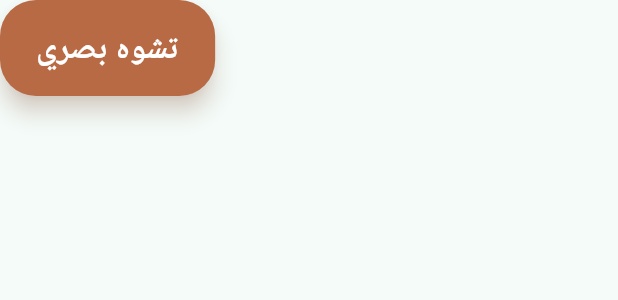
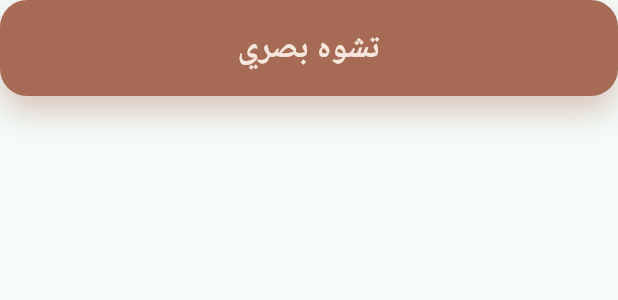
Before and after one commit to MostafaGamal84/Game, a Flutter app: the _ChoiceButton widget shown alone on an empty page, opened directly, on a phone screen of 412 x 824 dp. Shown: the top 300 px of the screen. Run offline on Flutter 3.47's test engine with Material 3 defaults, Android fonts, the phone set to English and light mode, and no system bars; our stand-ins replace audioplayers, google_fonts; Roboto replaces fonts that are missing (Tajawal).

Commit message:
style: apply tajawal font and update choice buttons

```diff
--- a/lib/screens/level_one_photo_screen.dart
+++ b/lib/screens/level_one_photo_screen.dart
@@ -33,6 +33,8 @@ class _LevelOnePhotoScreenState extends State<LevelOnePhotoScreen> {
 
   @override
   Widget build(BuildContext context) {
+    final textTheme = Theme.of(context).textTheme;
+
     return Scaffold(
       body: Stack(
         fit: StackFit.expand,
@@ -63,10 +65,10 @@ class _LevelOnePhotoScreenState extends State<LevelOnePhotoScreen> {
                       ],
                     ),
                     const SizedBox(height: 36),
-                    const Text(
+                    Text(
                       'اختر نوع الصورة',
                       textAlign: TextAlign.center,
-                      style: TextStyle(
+                      style: textTheme.displaySmall?.copyWith(
                         fontSize: 34,
                         fontWeight: FontWeight.w900,
                         color: Colors.white,
@@ -103,7 +105,8 @@ class _LevelOnePhotoScreenState extends State<LevelOnePhotoScreen> {
                         Expanded(
                           child: _ChoiceButton(
                             label: 'تشوه بصري',
-                            backgroundColor: const Color(0xFFB86A45),
+                            backgroundColor: const Color(0xFFA66B55),
+                            textColor: const Color(0xFFF7E7DC),
                             onPressed: () {},
                           ),
                         ),
@@ -111,7 +114,8 @@ class _LevelOnePhotoScreenState extends State<LevelOnePhotoScreen> {
                         Expanded(
                           child: _ChoiceButton(
                             label: 'منظر حضاري',
-                            backgroundColor: const Color(0xFF00695C),
+                            backgroundColor: const Color(0xFF1E6F5C),
+                            textColor: const Color(0xFFEAF5EE),
                             onPressed: () {},
                           ),
                         ),
@@ -163,32 +167,51 @@ class _ChoiceButton extends StatelessWidget {
     required this.label,
     required this.backgroundColor,
     required this.onPressed,
+    this.textColor = Colors.white,
   });
 
   final String label;
   final Color backgroundColor;
+  final Color textColor;
   final VoidCallback onPressed;
 
   @override
   Widget build(BuildContext context) {
+    final textTheme = Theme.of(context).textTheme;
+
     return SizedBox(
       height: 64,
-      child: ElevatedButton(
-        style: ElevatedButton.styleFrom(
-          backgroundColor: backgroundColor,
-          foregroundColor: Colors.white,
-          shape: RoundedRectangleBorder(
-            borderRadius: BorderRadius.circular(24),
-          ),
-          elevation: 6,
-          shadowColor: backgroundColor.withOpacity(0.45),
-          textStyle: const TextStyle(
-            fontSize: 22,
-            fontWeight: FontWeight.w800,
+      child: DecoratedBox(
+        decoration: BoxDecoration(
+          color: backgroundColor,
+          borderRadius: BorderRadius.circular(18),
+          boxShadow: [
+            BoxShadow(
+              color: backgroundColor.withOpacity(0.38),
+              blurRadius: 18,
+              offset: const Offset(0, 10),
+            ),
+          ],
+        ),
+        child: Material(
+          color: Colors.transparent,
+          child: InkWell(
+            borderRadius: BorderRadius.circular(18),
+            onTap: onPressed,
+            child: Center(
+              child: Text(
+                label,
+                textAlign: TextAlign.center,
+                style: textTheme.titleMedium?.copyWith(
+                  fontSize: 22,
+                  fontWeight: FontWeight.w800,
+                  color: textColor,
+                  height: 1.2,
+                ),
+              ),
+            ),
           ),
         ),
-        onPressed: onPressed,
-        child: Text(label),
       ),
     );
   }
--- a/lib/screens/start_screen.dart
+++ b/lib/screens/start_screen.dart
@@ -59,6 +59,8 @@ class _StartScreenState extends State<StartScreen> with WidgetsBindingObserver {
 
   @override
   Widget build(BuildContext context) {
+    final textTheme = Theme.of(context).textTheme;
+
     return Scaffold(
       body: Stack(
         fit: StackFit.expand,
@@ -93,7 +95,7 @@ class _StartScreenState extends State<StartScreen> with WidgetsBindingObserver {
                         shape: RoundedRectangleBorder(
                           borderRadius: BorderRadius.circular(28),
                         ),
-                        textStyle: const TextStyle(
+                        textStyle: textTheme.titleLarge?.copyWith(
                           fontSize: 24,
                           fontWeight: FontWeight.w800,
                           letterSpacing: 0.5,
```
Also changed, not shown: lib/main.dart (+12 -0 lines), lib/screens/level_one_screen.dart (+9 -10 lines), lib/screens/level_selection_screen.dart (+11 -6 lines).
